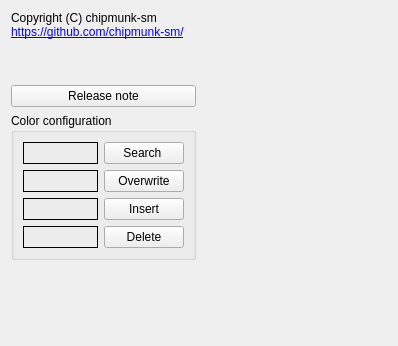
Above: cconfigdialog.ui from chipmunk-sm/HexEditor before the change; both pictures show x 0 to 398 and y 0 to 346 of the 398 by 689 pixel window. Below: the same form after it.
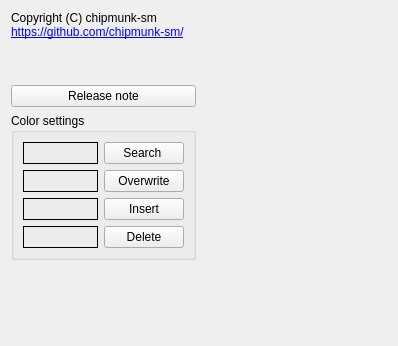
That is the form after the change.

```diff
--- a/cconfigdialog.ui
+++ b/cconfigdialog.ui
@@ -125,7 +125,7 @@
    <item row="4" column="0">
     <widget class="QGroupBox" name="groupBox">
      <property name="title">
-      <string>Color сonfiguration</string>
+      <string>Color settings</string>
      </property>
      <layout class="QGridLayout" name="gridLayout_2">
       <item row="0" column="0">
```
